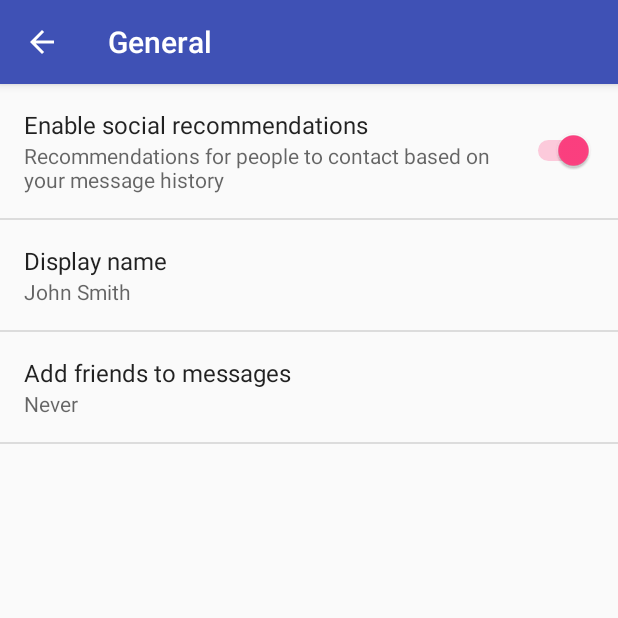
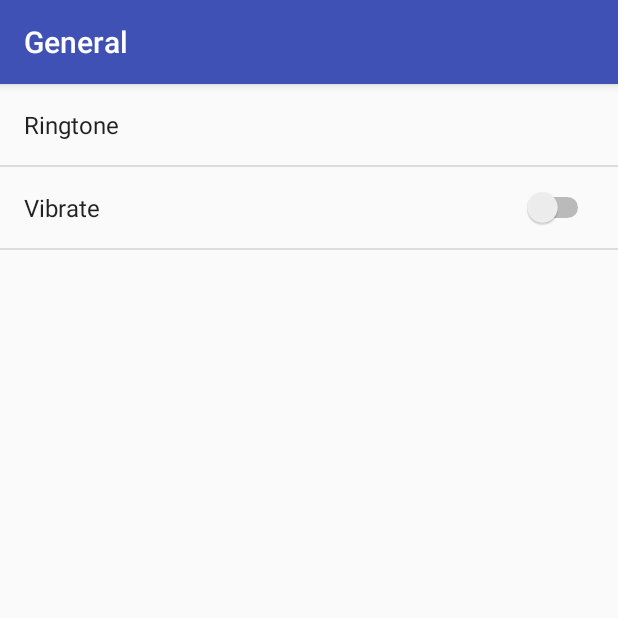
Before and after one commit to arashdalir/CalendarAlarm, an Android app: the screen it shows after launch (SettingsActivity), after a tap on "General", on a phone screen of 412 x 824 dp, the top half of it. Run offline under Robolectric (Android 15) with nearby library versions, the phone set to English and light mode, and no system bars.

```diff
--- a/app/src/main/java/com/arashdalir/calendaralarm/SettingsActivity.java
+++ b/app/src/main/java/com/arashdalir/calendaralarm/SettingsActivity.java
@@ -1,9 +1,11 @@
 package com.arashdalir.calendaralarm;
 
 
+import android.Manifest;
 import android.annotation.TargetApi;
 import android.content.Context;
 import android.content.Intent;
+import android.content.pm.PackageManager;
 import android.content.res.Configuration;
 import android.media.Ringtone;
 import android.media.RingtoneManager;
@@ -13,7 +15,6 @@ import android.os.Bundle;
 import android.preference.ListPreference;
 import android.preference.Preference;
 import android.preference.PreferenceActivity;
-import android.support.v7.app.ActionBar;
 import android.preference.PreferenceFragment;
 import android.preference.PreferenceManager;
 import android.preference.RingtonePreference;
@@ -106,6 +107,9 @@ public class SettingsActivity extends AppCompatPreferenceActivity {
      */
     private static void bindPreferenceSummaryToValue(Preference preference) {
         // Set the listener to watch for value changes.
+
+        if (preference != null)
+        {
             preference.setOnPreferenceChangeListener(sBindPreferenceSummaryToValueListener);
 
             // Trigger the listener immediately with the preference's
@@ -115,22 +119,41 @@ public class SettingsActivity extends AppCompatPreferenceActivity {
                             .getDefaultSharedPreferences(preference.getContext())
                             .getString(preference.getKey(), ""));
         }
+    }
 
     @Override
     protected void onCreate(Bundle savedInstanceState) {
         super.onCreate(savedInstanceState);
-        setupActionBar();
+
+        Intent serviceIntent = new Intent(getBaseContext(), AlarmManagerService.class);
+        serviceIntent.setAction(AlarmManagerService.ACTION_START_SERVICE);
+        startService(serviceIntent);
+
+        Uri defaultAlarmRingtone = RingtoneManager.getDefaultUri(RingtoneManager.TYPE_ALARM);
+        Uri alarmRingtone = Uri.parse(PreferenceManager.getDefaultSharedPreferences(this)
+                .getString("alarm_ringtone", defaultAlarmRingtone.toString()));
+        if (alarmRingtone.equals(defaultAlarmRingtone)) {
+            PreferenceManager.getDefaultSharedPreferences(this).edit()
+                    .putString("alarm_ringtone", defaultAlarmRingtone.toString())
+                    .apply();
         }
 
-    /**
-     * Set up the {@link android.app.ActionBar}, if the API is available.
+        /*
+        Cursor cursor = AlarmCalenderHelper.createCalendarsCursor(this.getBaseContext());
+
+        if (cursor != null)
+        {
+            int count = cursor.getCount();
+            String entries[] = new String[count];
+            String entryValues[] = new String[count];
+
+            for (int i = 0; i < count; i++)
+            {
+                cursor.moveToPosition(i);
+                entries[i] = cursor.getString(AlarmCalenderHelper.PROJECTION_ID_INDEX);
+            }
+        }
         */
-    private void setupActionBar() {
-        ActionBar actionBar = getSupportActionBar();
-        if (actionBar != null) {
-            // Show the Up button in the action bar.
-            actionBar.setDisplayHomeAsUpEnabled(true);
-        }
     }
 
     /**
@@ -156,9 +179,7 @@ public class SettingsActivity extends AppCompatPreferenceActivity {
      */
     protected boolean isValidFragment(String fragmentName) {
         return PreferenceFragment.class.getName().equals(fragmentName)
-                || GeneralPreferenceFragment.class.getName().equals(fragmentName)
-                || DataSyncPreferenceFragment.class.getName().equals(fragmentName)
-                || NotificationPreferenceFragment.class.getName().equals(fragmentName);
+                || GeneralPreferenceFragment.class.getName().equals(fragmentName);
     }
 
     /**
@@ -192,63 +213,24 @@ public class SettingsActivity extends AppCompatPreferenceActivity {
         }
     }
 
-    /**
-     * This fragment shows notification preferences only. It is used when the
-     * activity is showing a two-pane settings UI.
-     */
-    @TargetApi(Build.VERSION_CODES.HONEYCOMB)
-    public static class NotificationPreferenceFragment extends PreferenceFragment {
-        @Override
-        public void onCreate(Bundle savedInstanceState) {
-            super.onCreate(savedInstanceState);
-            addPreferencesFromResource(R.xml.pref_notification);
-            setHasOptionsMenu(true);
+    public void requestPermissions() {
+        Context context = (Context) this;
+        if (!AlarmCalenderHelper.checkPermissions(context)) {
+            // Permission is not granted
+            // Should we show an explanation?
+            for (int i = 0; i < AlarmCalenderHelper.permissions.length; i++) {
+                if (shouldShowRequestPermissionRationale(AlarmCalenderHelper.permissions[i])) {
 
-            // Bind the summaries of EditText/List/Dialog/Ringtone preferences
-            // to their values. When their values change, their summaries are
-            // updated to reflect the new value, per the Android Design
-            // guidelines.
-            bindPreferenceSummaryToValue(findPreference("notifications_new_message_ringtone"));
+                    // Show an explanation to the user *asynchronously* -- don't block
+                    // this thread waiting for the user's response! After the user
+                    // sees the explanation, try again to request the permission.
                 }
-
-        @Override
-        public boolean onOptionsItemSelected(MenuItem item) {
-            int id = item.getItemId();
-            if (id == android.R.id.home) {
-                startActivity(new Intent(getActivity(), SettingsActivity.class));
-                return true;
-            }
-            return super.onOptionsItemSelected(item);
+                else
+                {
+                    requestPermissions(AlarmCalenderHelper.permissions, 1);
                 }
             }
 
-    /**
-     * This fragment shows data and sync preferences only. It is used when the
-     * activity is showing a two-pane settings UI.
-     */
-    @TargetApi(Build.VERSION_CODES.HONEYCOMB)
-    public static class DataSyncPreferenceFragment extends PreferenceFragment {
-        @Override
-        public void onCreate(Bundle savedInstanceState) {
-            super.onCreate(savedInstanceState);
-            addPreferencesFromResource(R.xml.pref_data_sync);
-            setHasOptionsMenu(true);
-
-            // Bind the summaries of EditText/List/Dialog/Ringtone preferences
-            // to their values. When their values change, their summaries are
-            // updated to reflect the new value, per the Android Design
-            // guidelines.
-            bindPreferenceSummaryToValue(findPreference("sync_frequency"));
-        }
-
-        @Override
-        public boolean onOptionsItemSelected(MenuItem item) {
-            int id = item.getItemId();
-            if (id == android.R.id.home) {
-                startActivity(new Intent(getActivity(), SettingsActivity.class));
-                return true;
-            }
-            return super.onOptionsItemSelected(item);
         }
     }
 }
--- a/app/src/main/res/values/strings.xml
+++ b/app/src/main/res/values/strings.xml
@@ -1,75 +1,14 @@
 <resources>
-    <string name="app_name">CalendarAlarm</string>
+    <string name="app_name">Calendar Alarm</string>
 
     <!-- Strings related to Settings -->
 
     <!-- Example General settings -->
     <string name="pref_header_general">General</string>
 
-    <string name="pref_title_social_recommendations">Enable social recommendations</string>
-    <string name="pref_description_social_recommendations">Recommendations for people to contact
-        based on your message history
-    </string>
-
-    <string name="pref_title_display_name">Display name</string>
-    <string name="pref_default_display_name">John Smith</string>
-
-    <string name="pref_title_add_friends_to_messages">Add friends to messages</string>
-    <string-array name="pref_example_list_titles">
-        <item>Always</item>
-        <item>When possible</item>
-        <item>Never</item>
-    </string-array>
-    <string-array name="pref_example_list_values">
-        <item>1</item>
-        <item>0</item>
-        <item>-1</item>
-    </string-array>
-
-    <!-- Example settings for Data & Sync -->
-    <string name="pref_header_data_sync">Data &amp; sync</string>
-
-    <string name="pref_title_sync_frequency">Sync frequency</string>
-    <string-array name="pref_sync_frequency_titles">
-        <item>15 minutes</item>
-        <item>30 minutes</item>
-        <item>1 hour</item>
-        <item>3 hours</item>
-        <item>6 hours</item>
-        <item>Never</item>
-    </string-array>
-    <string-array name="pref_sync_frequency_values">
-        <item>15</item>
-        <item>30</item>
-        <item>60</item>
-        <item>180</item>
-        <item>360</item>
-        <item>-1</item>
-    </string-array>
-
-    <string-array name="list_preference_entries">
-        <item>Entry 1</item>
-        <item>Entry 2</item>
-        <item>Entry 3</item>
-    </string-array>
-
-    <string-array name="list_preference_entry_values">
-        <item>1</item>
-        <item>2</item>
-        <item>3</item>
-    </string-array>
-
-    <string-array name="multi_select_list_preference_default_value" />
-
-    <string name="pref_title_system_sync_settings">System sync settings</string>
-
-    <!-- Example settings for Notifications -->
-    <string name="pref_header_notifications">Notifications</string>
-
-    <string name="pref_title_new_message_notifications">New message notifications</string>
-
     <string name="pref_title_ringtone">Ringtone</string>
     <string name="pref_ringtone_silent">Silent</string>
 
     <string name="pref_title_vibrate">Vibrate</string>
+    <string name="pref_title_calendars">Calendars</string>
 </resources>
--- a/app/src/main/res/xml/pref_data_sync.xml
+++ /dev/null
@@ -1,21 +0,0 @@
-<PreferenceScreen xmlns:android="http://schemas.android.com/apk/res/android">
-
-    <!-- NOTE: Hide buttons to simplify the UI. Users can touch outside the dialog to
-         dismiss it. -->
-    <!-- NOTE: ListPreference's summary should be set to its value by the activity code. -->
-    <ListPreference
-        android:defaultValue="180"
-        android:entries="@array/pref_sync_frequency_titles"
-        android:entryValues="@array/pref_sync_frequency_values"
-        android:key="sync_frequency"
-        android:negativeButtonText="@null"
-        android:positiveButtonText="@null"
-        android:title="@string/pref_title_sync_frequency" />
-
-    <!-- This preference simply launches an intent when selected. Use this UI sparingly, per
-         design guidelines. -->
-    <Preference android:title="@string/pref_title_system_sync_settings">
-        <intent android:action="android.settings.SYNC_SETTINGS" />
-    </Preference>
-
-</PreferenceScreen>
--- a/app/src/main/res/xml/pref_general.xml
+++ b/app/src/main/res/xml/pref_general.xml
@@ -1,33 +1,23 @@
 <PreferenceScreen xmlns:android="http://schemas.android.com/apk/res/android">
 
+    <!-- Allows the user to choose a ringtone in the 'notification' category. -->
+    <!-- NOTE: This preference will be enabled only when the checkbox above is checked. -->
+    <!-- NOTE: RingtonePreference's summary should be set to its value by the activity code. -->
+    <RingtonePreference
+        android:key="alarm_ringtone"
+        android:ringtoneType="notification"
+        android:title="@string/pref_title_ringtone" />
+
+    <!-- NOTE: This preference will be enabled only when the checkbox above is checked. -->
     <SwitchPreference
-        android:defaultValue="true"
-        android:key="example_switch"
-        android:summary="@string/pref_description_social_recommendations"
-        android:title="@string/pref_title_social_recommendations" />
+        android:defaultValue="false"
+        android:key="alarm_vibrate"
+        android:title="@string/pref_title_vibrate" />
 
-    <!-- NOTE: EditTextPreference accepts EditText attributes. -->
-    <!-- NOTE: EditTextPreference's summary should be set to its value by the activity code. -->
-    <EditTextPreference
-        android:capitalize="words"
-        android:defaultValue="@string/pref_default_display_name"
-        android:inputType="textCapWords"
-        android:key="example_text"
-        android:maxLines="1"
-        android:selectAllOnFocus="true"
-        android:singleLine="true"
-        android:title="@string/pref_title_display_name" />
-
-    <!-- NOTE: Hide buttons to simplify the UI. Users can touch outside the dialog to
-         dismiss it. -->
-    <!-- NOTE: ListPreference's summary should be set to its value by the activity code. -->
+    <!--
     <ListPreference
-        android:defaultValue="-1"
-        android:entries="@array/pref_example_list_titles"
-        android:entryValues="@array/pref_example_list_values"
-        android:key="example_list"
-        android:negativeButtonText="@null"
-        android:positiveButtonText="@null"
-        android:title="@string/pref_title_add_friends_to_messages" />
-
+        android:key="alarm_calendars"
+        android:title="@string/pref_title_calendars"
+        android:layout="@layout/calendars_layout"/>
+        -->
 </PreferenceScreen>
--- a/app/src/main/res/xml/pref_headers.xml
+++ b/app/src/main/res/xml/pref_headers.xml
@@ -1,20 +1,8 @@
 <preference-headers xmlns:android="http://schemas.android.com/apk/res/android">
 
     <!-- These settings headers are only used on tablets. -->
-
     <header
         android:fragment="com.arashdalir.calendaralarm.SettingsActivity$GeneralPreferenceFragment"
         android:icon="@drawable/ic_info_black_24dp"
         android:title="@string/pref_header_general" />
-
-    <header
-        android:fragment="com.arashdalir.calendaralarm.SettingsActivity$NotificationPreferenceFragment"
-        android:icon="@drawable/ic_notifications_black_24dp"
-        android:title="@string/pref_header_notifications" />
-
-    <header
-        android:fragment="com.arashdalir.calendaralarm.SettingsActivity$DataSyncPreferenceFragment"
-        android:icon="@drawable/ic_sync_black_24dp"
-        android:title="@string/pref_header_data_sync" />
-
 </preference-headers>
--- a/app/src/main/res/xml/pref_notification.xml
+++ /dev/null
@@ -1,27 +0,0 @@
-<PreferenceScreen xmlns:android="http://schemas.android.com/apk/res/android">
-
-    <!-- A 'parent' preference, which enables/disables child preferences (below)
-         when checked/unchecked. -->
-    <SwitchPreference
-        android:defaultValue="true"
-        android:key="notifications_new_message"
-        android:title="@string/pref_title_new_message_notifications" />
-
-    <!-- Allows the user to choose a ringtone in the 'notification' category. -->
-    <!-- NOTE: This preference will be enabled only when the checkbox above is checked. -->
-    <!-- NOTE: RingtonePreference's summary should be set to its value by the activity code. -->
-    <RingtonePreference
-        android:defaultValue="content://settings/system/notification_sound"
-        android:dependency="notifications_new_message"
-        android:key="notifications_new_message_ringtone"
-        android:ringtoneType="notification"
-        android:title="@string/pref_title_ringtone" />
-
-    <!-- NOTE: This preference will be enabled only when the checkbox above is checked. -->
-    <SwitchPreference
-        android:defaultValue="true"
-        android:dependency="notifications_new_message"
-        android:key="notifications_new_message_vibrate"
-        android:title="@string/pref_title_vibrate" />
-
-</PreferenceScreen>
--- a/build.gradle
+++ b/build.gradle
@@ -3,9 +3,10 @@
 buildscript {
     repositories {
         jcenter()
+        google()
     }
     dependencies {
-        classpath 'com.android.tools.build:gradle:2.3.3'
+        classpath 'com.android.tools.build:gradle:3.1.1'
 
         // NOTE: Do not place your application dependencies here; they belong
         // in the individual module build.gradle files
@@ -15,6 +16,7 @@ buildscript {
 allprojects {
     repositories {
         jcenter()
+        google()
     }
 }
 
```
Also changed, not shown: app/build.gradle (+6 -4 lines), app/src/main/AndroidManifest.xml (+11 -0 lines), app/src/main/java/com/arashdalir/calendaralarm/AlarmCalenderHelper.java (added, +95 -0 lines), app/src/main/java/com/arashdalir/calendaralarm/AlarmManagerService.java (added, +112 -0 lines), app/src/main/java/com/arashdalir/calendaralarm/AutoStart.java (added, +18 -0 lines), app/src/main/res/layout/calendars_layout.xml (added, +14 -0 lines), gradle/wrapper/gradle-wrapper.properties. Lines whose indentation alone changed are shown as unchanged.
